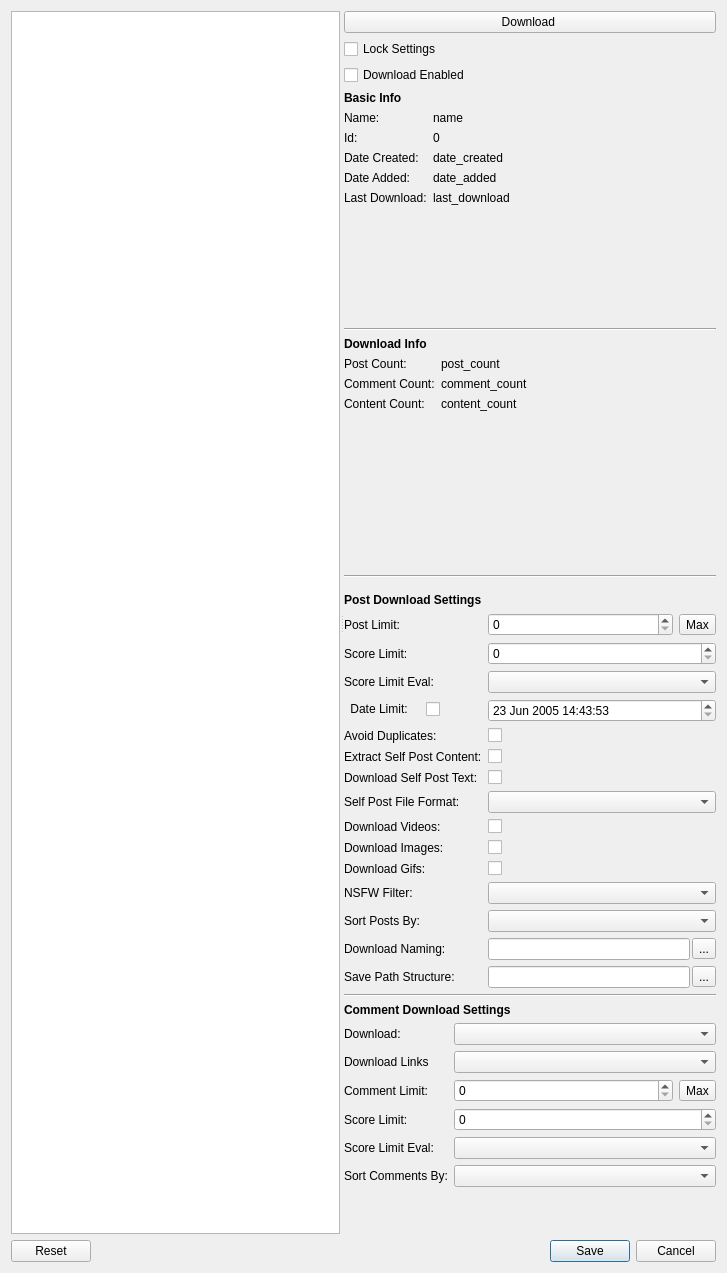
Qt form DownloaderForReddit/GUI_Resources/RedditObjectSettingsDialog.ui (MalloyDelacroix/DownloaderForReddit) before a commit.
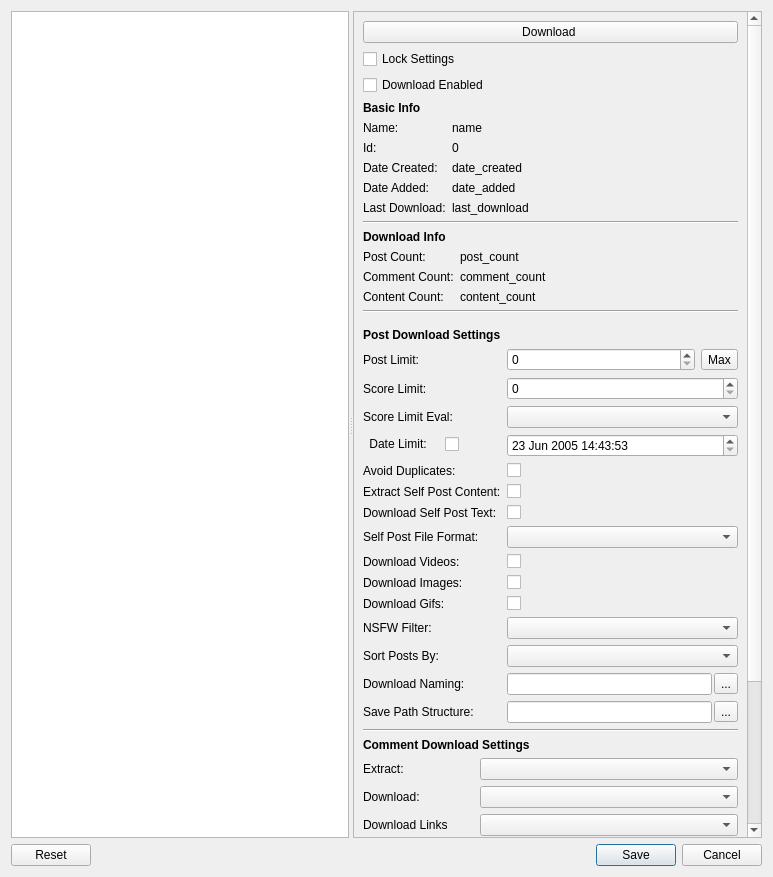
The same form after that commit.

Commit message:
Implement comment extraction/download
Still needs trouble shooting

```diff
--- a/DownloaderForReddit/GUI_Resources/RedditObjectSettingsDialog.ui
+++ b/DownloaderForReddit/GUI_Resources/RedditObjectSettingsDialog.ui
@@ -6,8 +6,8 @@
    <rect>
     <x>0</x>
     <y>0</y>
-    <width>727</width>
-    <height>1273</height>
+    <width>773</width>
+    <height>877</height>
    </rect>
   </property>
   <property name="windowTitle">
@@ -15,14 +15,38 @@
   </property>
   <layout class="QVBoxLayout" name="verticalLayout_3">
    <item>
-    <layout class="QVBoxLayout" name="verticalLayout_2">
-     <item>
       <widget class="QSplitter" name="splitter">
+     <property name="sizePolicy">
+      <sizepolicy hsizetype="Expanding" vsizetype="Expanding">
+       <horstretch>0</horstretch>
+       <verstretch>0</verstretch>
+      </sizepolicy>
+     </property>
        <property name="orientation">
         <enum>Qt::Horizontal</enum>
        </property>
        <widget class="QListView" name="reddit_objects_list_view"/>
-       <widget class="QWidget" name="layoutWidget_2">
+     <widget class="QScrollArea" name="scroll_area">
+      <property name="horizontalScrollBarPolicy">
+       <enum>Qt::ScrollBarAlwaysOff</enum>
+      </property>
+      <property name="sizeAdjustPolicy">
+       <enum>QAbstractScrollArea::AdjustToContents</enum>
+      </property>
+      <property name="widgetResizable">
+       <bool>true</bool>
+      </property>
+      <widget class="QWidget" name="scroll_area_contents">
+       <property name="geometry">
+        <rect>
+         <x>0</x>
+         <y>0</y>
+         <width>437</width>
+         <height>1354</height>
+        </rect>
+       </property>
+       <layout class="QVBoxLayout" name="verticalLayout_2">
+        <item>
         <layout class="QVBoxLayout" name="verticalLayout">
          <item>
           <layout class="QGridLayout" name="gridLayout_3">
@@ -515,68 +539,68 @@
              </property>
             </widget>
            </item>
-           <item row="2" column="0">
+            <item row="3" column="0">
             <widget class="QLabel" name="label_22">
              <property name="text">
               <string>Download:</string>
              </property>
             </widget>
            </item>
-           <item row="2" column="1">
+            <item row="3" column="1">
             <widget class="QComboBox" name="comment_download_combo"/>
            </item>
-           <item row="3" column="0">
+            <item row="4" column="0">
             <widget class="QLabel" name="label_21">
              <property name="text">
               <string>Download Links</string>
              </property>
             </widget>
            </item>
-           <item row="3" column="1">
+            <item row="4" column="1">
             <widget class="QComboBox" name="comment_content_download_combo"/>
            </item>
-           <item row="4" column="0">
+            <item row="5" column="0">
             <widget class="QLabel" name="label_23">
              <property name="text">
               <string>Comment Limit:</string>
              </property>
             </widget>
            </item>
-           <item row="5" column="0">
+            <item row="6" column="0">
             <widget class="QLabel" name="label_24">
              <property name="text">
               <string>Score Limit:</string>
              </property>
             </widget>
            </item>
-           <item row="5" column="1">
+            <item row="6" column="1">
             <widget class="QSpinBox" name="comment_score_limit_spinbox">
              <property name="maximum">
               <number>10000000</number>
              </property>
             </widget>
            </item>
-           <item row="6" column="0">
+            <item row="7" column="0">
             <widget class="QLabel" name="label_25">
              <property name="text">
               <string>Score Limit Eval:</string>
              </property>
             </widget>
            </item>
-           <item row="6" column="1">
+            <item row="7" column="1">
             <widget class="QComboBox" name="comment_score_operator_combo"/>
            </item>
-           <item row="7" column="0">
+            <item row="8" column="0">
             <widget class="QLabel" name="label_18">
              <property name="text">
               <string>Sort Comments By:</string>
              </property>
             </widget>
            </item>
-           <item row="7" column="1">
+            <item row="8" column="1">
             <widget class="QComboBox" name="comment_sort_combo"/>
            </item>
-           <item row="4" column="1">
+            <item row="5" column="1">
             <layout class="QHBoxLayout" name="horizontalLayout_4">
              <item>
               <widget class="QSpinBox" name="comment_limit_spinbox">
@@ -594,9 +618,70 @@
              </item>
             </layout>
            </item>
-          </layout>
-         </item>
-        </layout>
+            <item row="2" column="0">
+             <widget class="QLabel" name="label_32">
+              <property name="text">
+               <string>Extract:</string>
+              </property>
+             </widget>
+            </item>
+            <item row="2" column="1">
+             <widget class="QComboBox" name="comment_extract_combo"/>
+            </item>
+            <item row="9" column="0">
+             <widget class="QLabel" name="label_33">
+              <property name="text">
+               <string>Download Naming:</string>
+              </property>
+             </widget>
+            </item>
+            <item row="10" column="0">
+             <widget class="QLabel" name="label_34">
+              <property name="text">
+               <string>Save Path Structure:</string>
+              </property>
+             </widget>
+            </item>
+            <item row="9" column="1">
+             <layout class="QHBoxLayout" name="horizontalLayout_6">
+              <item>
+               <widget class="QLineEdit" name="comment_download_naming_line_edit"/>
+              </item>
+              <item>
+               <widget class="QToolButton" name="comment_download_naming_available_tokens_button">
+                <property name="toolTip">
+                 <string>See available tokens</string>
+                </property>
+                <property name="text">
+                 <string>...</string>
+                </property>
+               </widget>
+              </item>
+             </layout>
+            </item>
+            <item row="10" column="1">
+             <layout class="QHBoxLayout" name="horizontalLayout_7">
+              <item>
+               <widget class="QLineEdit" name="comment_save_path_structure_line_edit"/>
+              </item>
+              <item>
+               <widget class="QToolButton" name="comment_save_structure_available_tokens_button">
+                <property name="toolTip">
+                 <string>See available tokens</string>
+                </property>
+                <property name="text">
+                 <string>...</string>
+                </property>
+               </widget>
+              </item>
+             </layout>
+            </item>
+           </layout>
+          </item>
+         </layout>
+        </item>
+       </layout>
+      </widget>
        </widget>
       </widget>
      </item>
@@ -631,8 +716,6 @@
           <bool>false</bool>
          </property>
         </widget>
-       </item>
-      </layout>
      </item>
     </layout>
    </item>
```
Left out of the diff: 11 changed lines with no effect on the pictures. Lines whose indentation alone changed are shown as unchanged. The commit also changes 15 other files.
